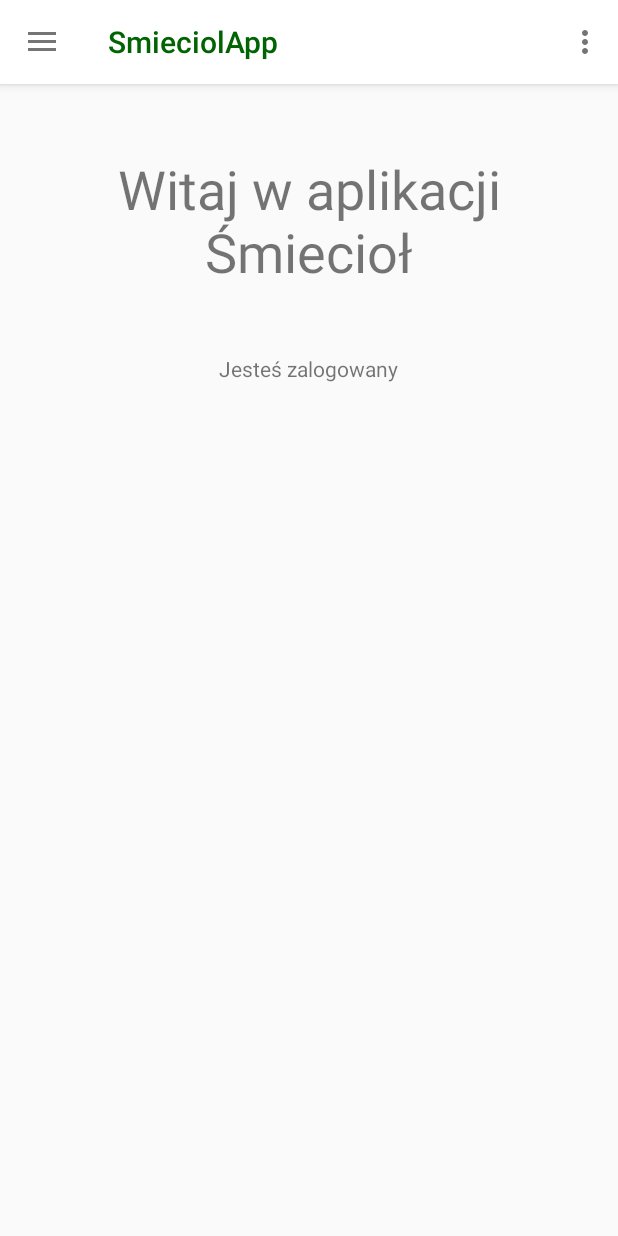
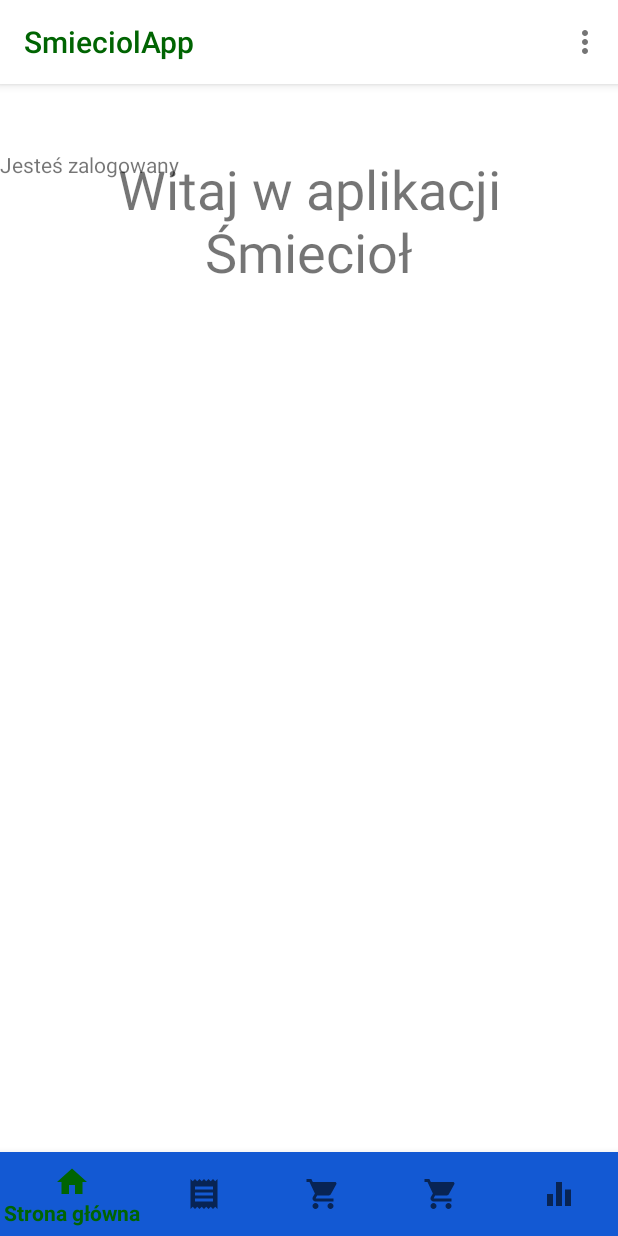
Before and after one commit to urbanpaulina/SmieciolAppMobile, an Android app: the fragment MainPage placed in its activity, on a phone screen of 412 x 824 dp. Run offline under Robolectric (Android 15) with nearby library versions, the phone set to English and light mode, and no system bars; our stand-ins replace Firebase (no records; nobody signed in at launch, a user with empty details on screens opened directly).

Commit message:
zmiana menu - bottom_navigation

```diff
--- a/app/build.gradle
+++ b/app/build.gradle
@@ -46,7 +46,7 @@ dependencies {
     implementation 'com.google.android.gms:play-services-mlkit-text-recognition:16.1.3'
     implementation 'com.google.mlkit:barcode-scanning:16.1.1'
     implementation 'com.journeyapps:zxing-android-embedded:4.1.0'
-    implementation 'androidx.appcompat:appcompat:1.0.2'
+    implementation 'androidx.appcompat:appcompat:1.1.0'
     implementation 'com.google.firebase:firebase-functions:19.2.0'
     implementation 'com.google.code.gson:gson:2.8.6'
     testImplementation 'junit:junit:4.12'
@@ -54,4 +54,5 @@ dependencies {
     androidTestImplementation 'androidx.test.espresso:espresso-core:3.3.0'
     implementation 'com.google.android.material:material:1.1.0'
     implementation 'com.google.firebase:firebase-firestore:22.0.0'
+
 }
--- a/app/src/main/java/com/smieciolapp/ViewModel/MainPage.java
+++ b/app/src/main/java/com/smieciolapp/ViewModel/MainPage.java
@@ -16,6 +16,10 @@ public class MainPage extends Fragment {
     public View onCreateView(LayoutInflater inflater, ViewGroup container,
                              Bundle savedInstanceState) {
         // Inflate the layout for this fragment
-        return inflater.inflate(R.layout.fragment_main_page, container, false);
+        View view = inflater.inflate(R.layout.fragment_main_page, container, false);
+
+
+
+        return view;
     }
 }
--- a/app/src/main/java/com/smieciolapp/ViewModel/MenuMainPage.java
+++ b/app/src/main/java/com/smieciolapp/ViewModel/MenuMainPage.java
@@ -6,6 +6,7 @@ import androidx.appcompat.app.AppCompatActivity;
 import androidx.appcompat.widget.Toolbar;
 import androidx.core.view.GravityCompat;
 import androidx.drawerlayout.widget.DrawerLayout;
+import androidx.fragment.app.Fragment;
 
 import android.content.Intent;
 import android.os.Bundle;
@@ -16,6 +17,7 @@ import android.widget.Toast;
 
 import com.google.android.gms.tasks.OnFailureListener;
 import com.google.android.gms.tasks.OnSuccessListener;
+import com.google.android.material.bottomnavigation.BottomNavigationView;
 import com.google.android.material.navigation.NavigationView;
 import com.google.firebase.firestore.DocumentReference;
 import com.google.firebase.firestore.DocumentSnapshot;
@@ -24,12 +26,13 @@ import com.smieciolapp.autentication.FirebaseAuthClass;
 import com.smieciolapp.autentication.login.LoginActivity;
 import com.smieciolapp.data.model.User;
 
-public class MenuMainPage extends AppCompatActivity implements NavigationView.OnNavigationItemSelectedListener {
+public class MenuMainPage extends AppCompatActivity  {
 
     private DrawerLayout mlayout , m2layout;
     FirebaseAuthClass authClass = new FirebaseAuthClass();
 
     User user;
+    BottomNavigationView bottomNavView;
     TextView userName;
     private String email="";
     Intent intent;
@@ -37,6 +40,7 @@ public class MenuMainPage extends AppCompatActivity implements NavigationView.On
     protected void onCreate(Bundle savedInstanceState) {
 
         super.onCreate(savedInstanceState);
+        setContentView(R.layout.menu_main_page);
 
 
         if(authClass.getCurrentUser()==null){
@@ -44,7 +48,7 @@ public class MenuMainPage extends AppCompatActivity implements NavigationView.On
             startActivity(intent);
         }
 
-        setContentView(R.layout.menu_main_page);
+
         Toolbar toolbar=findViewById(R.id.toolbar);
         userName = findViewById(R.id.userName);
 
@@ -54,23 +58,16 @@ public class MenuMainPage extends AppCompatActivity implements NavigationView.On
         //intent z poprzedniego activity
         intent = getIntent();
         email = intent.getStringExtra("document");
-        //Toast.makeText(getApplicationContext(),"email:" + email,Toast.LENGTH_SHORT).show();
+        Toast.makeText(getApplicationContext(),"email:" + email,Toast.LENGTH_SHORT).show();
 
         //inicjalizacja usera
 
         user = getUserFromFirestore(email);
 
-        mlayout = (DrawerLayout) findViewById(R.id.left_menu);
-        NavigationView navigationView = findViewById(R.id.navigation_view);
-        navigationView.setNavigationItemSelectedListener(this);
-        ActionBarDrawerToggle mtoggle=new ActionBarDrawerToggle(this,mlayout,toolbar,R.string.open,R.string.close);
-        mlayout.addDrawerListener(mtoggle);
-        mtoggle.syncState();
-        if (savedInstanceState == null) {
-           // getSupportFragmentManager().beginTransaction().replace(R.id.Fragment_container,
-                   // new MainPage()).commit();
-            navigationView.setCheckedItem(R.id.MainPage);
-        }
+
+        BottomNavigationView bottomNavigationView = findViewById(R.id.bottomNavigationView);
+        bottomNavigationView.setOnNavigationItemSelectedListener(navListener);
+
     }
 
 
@@ -147,43 +144,36 @@ public class MenuMainPage extends AppCompatActivity implements NavigationView.On
     }
 
 
+    private BottomNavigationView.OnNavigationItemSelectedListener navListener = new BottomNavigationView.OnNavigationItemSelectedListener() {
         @Override
-    public boolean onNavigationItemSelected(@NonNull MenuItem menuItem) {
-        switch (menuItem.getItemId()){
+        public boolean onNavigationItemSelected(@NonNull MenuItem item) {
+            Fragment selectedFragment = null;
+            switch (item.getItemId()){
                 case R.id.MainPage:
-               getSupportFragmentManager().beginTransaction().replace(R.id.Fragment_container,new MainPage()).commit();
+                    selectedFragment = new MainPage();
                     break;
                 case R.id.Scan_Recipt:
-                getSupportFragmentManager().beginTransaction().replace(R.id.Fragment_container,new ScanProductsPage()).commit();
+                    selectedFragment = new ScanProductsPage();
+                    //getSupportFragmentManager().beginTransaction().replace(R.id.Fragment_container,new ScanProductsPage()).commit();
                     break;
                 case R.id.My_Shoppings:
-               // getSupportFragmentManager().beginTransaction().replace(R.id.Fragment_container,new oKlubie_fragment()).commit();
+                    selectedFragment = new AddProductAdmin();
+                    //selectedFragment = new ScanProductsPage();
+
                     break;
                 case R.id.Add_Product:
-                getSupportFragmentManager().beginTransaction().replace(R.id.Fragment_container,new AddProductAdmin()).commit();
+                    selectedFragment = new AddProductAdmin();
+                    //getSupportFragmentManager().beginTransaction().replace(R.id.Fragment_container,new AddProductAdmin()).commit();
                     break;
                 case R.id.Ranking:
-                getSupportFragmentManager().beginTransaction().replace(R.id.Fragment_container,new StatsPage()).commit();
-                break;
-            case R.id.Add_Shoppings_Scan:
-                getSupportFragmentManager().beginTransaction().replace(R.id.Fragment_container,new AddShoppingScan()).commit();
+                    selectedFragment = new StatsPage();
+                    //getSupportFragmentManager().beginTransaction().replace(R.id.Fragment_container,new StatsPage()).commit();
                     break;
             }
-        mlayout.closeDrawer(GravityCompat.START);
+            getSupportFragmentManager().beginTransaction().replace(R.id.Fragment_container, selectedFragment).commit();
             return true;
+//
         }
-    @Override
-    public void onBackPressed(){
-        if(mlayout.isDrawerOpen(GravityCompat.START)){
-            mlayout.closeDrawer(GravityCompat.START);
-        }else {
-            // wyczyść stos, wyjdź z appki
-            Intent a = new Intent(Intent.ACTION_MAIN);
-            a.addCategory(Intent.CATEGORY_HOME);
-            a.setFlags(Intent.FLAG_ACTIVITY_NEW_TASK);
-            startActivity(a);
-        }
-    }
-
+    };
 
 }
--- a/app/src/main/java/com/smieciolapp/ViewModel/StatsPage.java
+++ b/app/src/main/java/com/smieciolapp/ViewModel/StatsPage.java
@@ -16,6 +16,7 @@ public class StatsPage extends Fragment {
     public View onCreateView(LayoutInflater inflater, ViewGroup container,
                              Bundle savedInstanceState) {
         // Inflate the layout for this fragment
-        return inflater.inflate(R.layout.fragment_stats_page, container, false);
+        View view = inflater.inflate(R.layout.fragment_stats_page, container, false);
+        return view;
     }
 }
--- /dev/null
+++ b/app/src/main/res/drawable/ic_grocery_store.xml
@@ -0,0 +1,5 @@
+<vector android:height="24dp" android:tint="#F5FFF8"
+    android:viewportHeight="24" android:viewportWidth="24"
+    android:width="24dp" xmlns:android="http://schemas.android.com/apk/res/android">
+    <path android:fillColor="@android:color/white" android:pathData="M7,18c-1.1,0 -1.99,0.9 -1.99,2S5.9,22 7,22s2,-0.9 2,-2 -0.9,-2 -2,-2zM1,2v2h2l3.6,7.59 -1.35,2.45c-0.16,0.28 -0.25,0.61 -0.25,0.96 0,1.1 0.9,2 2,2h12v-2L7.42,15c-0.14,0 -0.25,-0.11 -0.25,-0.25l0.03,-0.12 0.9,-1.63h7.45c0.75,0 1.41,-0.41 1.75,-1.03l3.58,-6.49c0.08,-0.14 0.12,-0.31 0.12,-0.48 0,-0.55 -0.45,-1 -1,-1L5.21,4l-0.94,-2L1,2zM17,18c-1.1,0 -1.99,0.9 -1.99,2s0.89,2 1.99,2 2,-0.9 2,-2 -0.9,-2 -2,-2z"/>
+</vector>
--- /dev/null
+++ b/app/src/main/res/drawable/ic_home.xml
@@ -0,0 +1,5 @@
+<vector android:height="24dp" android:tint="#F5FFF8"
+    android:viewportHeight="24" android:viewportWidth="24"
+    android:width="24dp" xmlns:android="http://schemas.android.com/apk/res/android">
+    <path android:fillColor="@android:color/white" android:pathData="M10,20v-6h4v6h5v-8h3L12,3 2,12h3v8z"/>
+</vector>
--- /dev/null
+++ b/app/src/main/res/drawable/ic_rankings.xml
@@ -0,0 +1,5 @@
+<vector android:height="24dp" android:tint="#F5FFF8"
+    android:viewportHeight="24" android:viewportWidth="24"
+    android:width="24dp" xmlns:android="http://schemas.android.com/apk/res/android">
+    <path android:fillColor="@android:color/white" android:pathData="M10,20h4L14,4h-4v16zM4,20h4v-8L4,12v8zM16,9v11h4L20,9h-4z"/>
+</vector>
--- /dev/null
+++ b/app/src/main/res/drawable/ic_receipt.xml
@@ -0,0 +1,5 @@
+<vector android:height="24dp" android:tint="#F5FFF8"
+    android:viewportHeight="24" android:viewportWidth="24"
+    android:width="24dp" xmlns:android="http://schemas.android.com/apk/res/android">
+    <path android:fillColor="@android:color/white" android:pathData="M18,17L6,17v-2h12v2zM18,13L6,13v-2h12v2zM18,9L6,9L6,7h12v2zM3,22l1.5,-1.5L6,22l1.5,-1.5L9,22l1.5,-1.5L12,22l1.5,-1.5L15,22l1.5,-1.5L18,22l1.5,-1.5L21,22L21,2l-1.5,1.5L18,2l-1.5,1.5L15,2l-1.5,1.5L12,2l-1.5,1.5L9,2 7.5,3.5 6,2 4.5,3.5 3,2v20z"/>
+</vector>
--- a/app/src/main/res/layout/fragment_add_product_admin.xml
+++ b/app/src/main/res/layout/fragment_add_product_admin.xml
@@ -8,6 +8,15 @@
     android:orientation="vertical"
     tools:context=".ViewModel.AddProductAdmin">
 
+
+    <ScrollView
+        android:layout_width="match_parent"
+        android:layout_height="match_parent">
+
+        <LinearLayout
+            android:layout_width="match_parent"
+            android:layout_height="wrap_content"
+            android:orientation="vertical" >
 
             <androidx.constraintlayout.widget.ConstraintLayout
                 android:layout_width="match_parent"
@@ -52,11 +61,11 @@
                     android:layout_marginStart="70dp"
                     android:layout_marginTop="25dp"
                     android:layout_marginEnd="179dp"
+                    android:inputType="numberDecimal|numberSigned"
                     android:text="Waga (kg)"
                     android:textColor=" #000000"
                     android:textSize="20sp"
                     android:textStyle="bold"
-            android:inputType="numberDecimal|numberSigned"
                     app:layout_constraintEnd_toEndOf="parent"
                     app:layout_constraintHorizontal_bias="0.323"
                     app:layout_constraintStart_toStartOf="parent"
@@ -170,3 +179,6 @@
                     app:layout_constraintTop_toBottomOf="@+id/txtBarcode" />
             </androidx.constraintlayout.widget.ConstraintLayout>
         </LinearLayout>
+    </ScrollView>
+
+</LinearLayout>
--- a/app/src/main/res/layout/fragment_main_page.xml
+++ b/app/src/main/res/layout/fragment_main_page.xml
@@ -1,10 +1,11 @@
 <?xml version="1.0" encoding="utf-8"?>
-<androidx.constraintlayout.widget.ConstraintLayout xmlns:android="http://schemas.android.com/apk/res/android"
+<RelativeLayout xmlns:android="http://schemas.android.com/apk/res/android"
     xmlns:app="http://schemas.android.com/apk/res-auto"
     xmlns:tools="http://schemas.android.com/tools"
     android:id="@+id/frameLayout"
     android:layout_width="match_parent"
     android:layout_height="match_parent"
+    android:background="#FFFFFF"
     tools:context=".ViewModel.MainPage">
 
     <!-- TODO: Update blank fragment layout -->
@@ -47,4 +48,12 @@
         app:layout_constraintStart_toStartOf="parent"
         app:layout_constraintTop_toBottomOf="@+id/textView4" />
 
-</androidx.constraintlayout.widget.ConstraintLayout>
+<!--    <com.google.android.material.bottomnavigation.BottomNavigationView-->
+<!--        android:id="@+id/bottomNavigationView"-->
+<!--        android:layout_width="match_parent"-->
+<!--        android:layout_height="wrap_content"-->
+<!--        android:layout_alignParentBottom="true"-->
+<!--        android:background="#1359D3"-->
+<!--        app:menu="@menu/bottom_navigation" />-->
+
+</RelativeLayout>
--- a/app/src/main/res/layout/menu_main_page.xml
+++ b/app/src/main/res/layout/menu_main_page.xml
@@ -8,7 +8,8 @@
     android:id="@+id/left_menu">
 
 
-    <LinearLayout
+
+    <RelativeLayout
         android:layout_width="match_parent"
         android:layout_height="match_parent"
         android:orientation="vertical"
@@ -24,26 +25,45 @@
             app:popupTheme="@style/ThemeOverlay.AppCompat.Dark.ActionBar"
             app:titleTextColor="#006402" />
 
+
         <FrameLayout
             android:id="@+id/Fragment_container"
+            android:layout_width="wrap_content"
+            android:layout_height="550dp"
+            android:layout_above="@+id/bottomNavigationView"
+            android:layout_below="@+id/toolbar"
+            android:layout_alignParentStart="true"
+            android:layout_alignParentEnd="true"
+            android:layout_marginStart="0dp"
+            android:layout_marginTop="0dp"
+            android:layout_marginEnd="0dp"
+            android:layout_marginBottom="0dp" />
+
+        <com.google.android.material.bottomnavigation.BottomNavigationView
+            android:id="@+id/bottomNavigationView"
             android:layout_width="match_parent"
-            android:layout_height="match_parent"/>
+            android:layout_height="wrap_content"
+            android:layout_alignParentBottom="true"
+            android:background="#1359D3"
+            app:menu="@menu/bottom_navigation" />
 
-    </LinearLayout>
 
-    <com.google.android.material.navigation.NavigationView
-        android:id="@+id/navigation_view"
-        android:layout_width="wrap_content"
-        android:layout_height="match_parent"
-        android:layout_gravity="start"
-        android:animateLayoutChanges="false"
-        android:animationCache="false"
-        android:background="@color/green"
-        android:scrollbarSize="6dp"
-        app:headerLayout="@layout/header"
-        app:itemTextAppearance="@style/TextAppearance.AppCompat.Large"
-        app:itemTextColor="#1B1919"
-        app:menu="@menu/left_menu" />
+
+    </RelativeLayout>
+
+<!--    <com.google.android.material.navigation.NavigationView-->
+<!--        android:id="@+id/navigation_view"-->
+<!--        android:layout_width="wrap_content"-->
+<!--        android:layout_height="match_parent"-->
+<!--        android:layout_gravity="start"-->
+<!--        android:animateLayoutChanges="false"-->
+<!--        android:animationCache="false"-->
+<!--        android:background="@color/green"-->
+<!--        android:scrollbarSize="6dp"-->
+<!--        app:headerLayout="@layout/header"-->
+<!--        app:itemTextAppearance="@style/TextAppearance.AppCompat.Large"-->
+<!--        app:itemTextColor="#1B1919"-->
+<!--        app:menu="@menu/left_menu" />-->
 
 
 </androidx.drawerlayout.widget.DrawerLayout>
--- /dev/null
+++ b/app/src/main/res/menu/bottom_navigation.xml
@@ -0,0 +1,35 @@
+<?xml version="1.0" encoding="utf-8"?>
+<menu xmlns:android="http://schemas.android.com/apk/res/android">
+    <item
+        android:id="@+id/MainPage"
+        android:fontFamily="sans-serif-black"
+        android:icon="@drawable/ic_home"
+        android:textColor="#F4F4F4"
+        android:title="Strona główna" />
+
+    <item
+        android:id="@+id/Scan_Recipt"
+        android:fontFamily="sans-serif-black"
+        android:icon="@drawable/ic_receipt"
+        android:textColor="#F4F4F4"
+        android:title="Skanuj paragon" />
+    <item
+        android:id="@+id/My_Shoppings"
+        android:fontFamily="sans-serif-black"
+        android:icon="@drawable/ic_grocery_store"
+        android:textColor="#F4F4F4"
+        android:title="Moje zakupy" />
+    <item
+        android:id="@+id/Add_Product"
+        android:fontFamily="sans-serif-black"
+        android:icon="@drawable/ic_grocery_store"
+        android:textColor="#FFFFFF"
+        android:title="Moje zakupy" />
+
+    <item
+        android:id="@+id/Ranking"
+        android:fontFamily="sans-serif-black"
+        android:icon="@drawable/ic_rankings"
+        android:textColor="#F4F4F4"
+        android:title="Ranking" />
+</menu>
```
Lines whose indentation alone changed are shown as unchanged.
